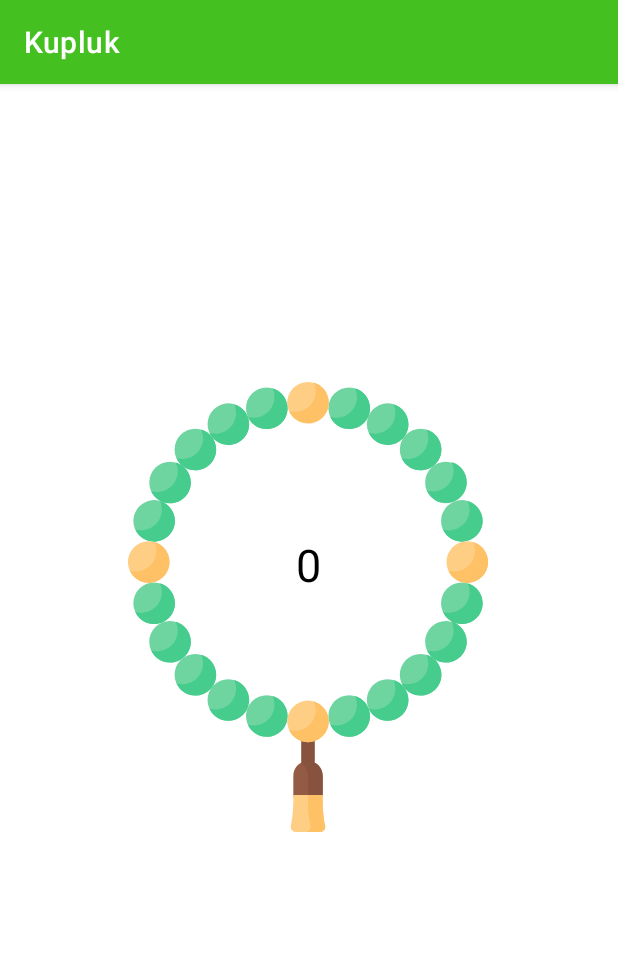
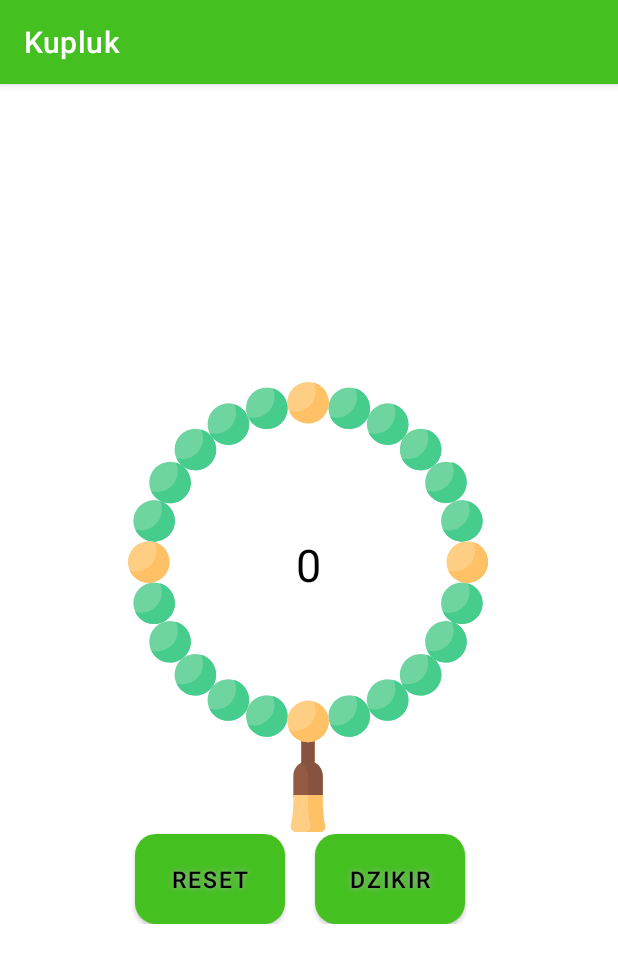
Before and after one commit to ArieRS/Kupluk, an Android app: the TasbihActivity screen opened directly, with no data from a screen before it, on a phone screen of 412 x 824 dp. Shown: the top 963 px of the screen. Run offline under Robolectric (Android 15) with nearby library versions, the phone set to English and light mode, and no system bars.

Commit message:
move tasbih to activity

```diff
--- a/app/src/main/java/kupluk/smk/coding/activity/MainActivity.kt
+++ b/app/src/main/java/kupluk/smk/coding/activity/MainActivity.kt
@@ -12,8 +12,6 @@ class MainActivity : AppCompatActivity() {
     override fun onCreate(savedInstanceState: Bundle?) {
         super.onCreate(savedInstanceState)
         setContentView(R.layout.activity_main)
-
-
         navigation()
     }
 
--- a/app/src/main/java/kupluk/smk/coding/activity/TasbihActivity.kt
+++ b/app/src/main/java/kupluk/smk/coding/activity/TasbihActivity.kt
@@ -3,10 +3,29 @@ package kupluk.smk.coding.activity
 import androidx.appcompat.app.AppCompatActivity
 import android.os.Bundle
 import kupluk.smk.coding.R
+import kotlinx.android.synthetic.main.fragment_tasbih.*
 
 class TasbihActivity : AppCompatActivity() {
     override fun onCreate(savedInstanceState: Bundle?) {
         super.onCreate(savedInstanceState)
-        setContentView(R.layout.activity_tasbih)
+        setContentView(R.layout.fragment_tasbih)
+
+        var awal = 0
+
+        btnplus.setOnClickListener {
+
+            var awal = awal++
+            textView.setText(awal.toString())
+        }
+        btnReset.setOnClickListener {
+
+            if ( awal == 0 ) {
+                textView.setText(awal.toString())
+            } else {
+                awal = 0
+
+            }
+            textView.setText(awal.toString())
+        }
     }
 }
```
